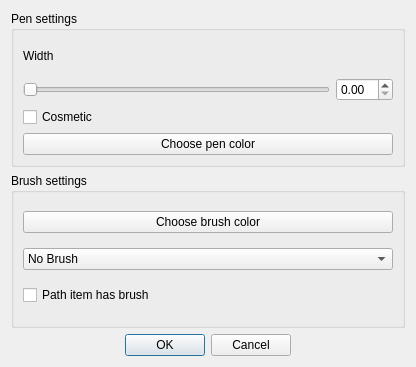
ArsenArsen/KShare, file cropeditor/settings/brushpenselection.ui: the form before one commit.
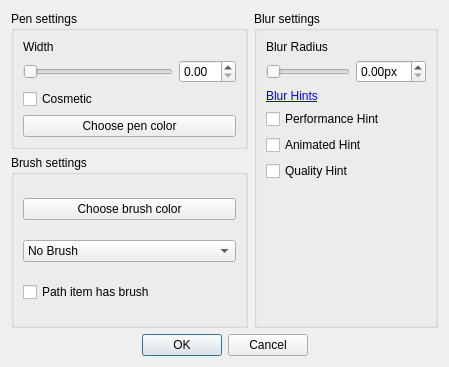
The form after the commit.

Commit message: Remove the blur dialog. Settings are in settings.

```diff
--- a/cropeditor/settings/brushpenselection.ui
+++ b/cropeditor/settings/brushpenselection.ui
@@ -6,7 +6,7 @@
    <rect>
     <x>0</x>
     <y>0</y>
-    <width>416</width>
+    <width>449</width>
     <height>367</height>
    </rect>
   </property>
@@ -16,7 +16,7 @@
   <property name="windowTitle">
    <string>Dialog</string>
   </property>
-  <layout class="QGridLayout" name="gridLayout_3">
+  <layout class="QGridLayout" name="gridLayout_4">
    <item row="0" column="0">
     <widget class="QGroupBox" name="groupBox">
      <property name="title">
@@ -60,7 +60,7 @@
      </layout>
     </widget>
    </item>
-   <item row="1" column="0">
+   <item row="1" column="0" rowspan="2">
     <widget class="QGroupBox" name="groupBox_2">
      <property name="title">
       <string>Brush settings</string>
@@ -162,7 +162,7 @@
      </layout>
     </widget>
    </item>
-   <item row="2" column="0">
+   <item row="3" column="0" colspan="2">
     <widget class="QDialogButtonBox" name="buttonBox">
      <property name="standardButtons">
       <set>QDialogButtonBox::Cancel|QDialogButtonBox::Ok</set>
@@ -172,6 +172,92 @@
      </property>
     </widget>
    </item>
+   <item row="0" column="1" rowspan="3">
+    <widget class="QGroupBox" name="groupBox_3">
+     <property name="title">
+      <string>Blur settings</string>
+     </property>
+     <layout class="QGridLayout" name="gridLayout_3">
+      <item row="2" column="0" colspan="2">
+       <widget class="QLabel" name="label_2">
+        <property name="whatsThis">
+         <string>http://doc.qt.io/qt-5/qgraphicsblureffect.html#BlurHint-enum</string>
+        </property>
+        <property name="text">
+         <string>&lt;a href=&quot;http://doc.qt.io/qt-5/qgraphicsblureffect.html#BlurHint-enum&quot;&gt;Blur Hints</string>
+        </property>
+        <property name="openExternalLinks">
+         <bool>true</bool>
+        </property>
+        <property name="textInteractionFlags">
+         <set>Qt::TextBrowserInteraction</set>
+        </property>
+       </widget>
+      </item>
+      <item row="1" column="0" colspan="2">
+       <widget class="QSlider" name="radSlider">
+        <property name="maximum">
+         <number>3000</number>
+        </property>
+        <property name="orientation">
+         <enum>Qt::Horizontal</enum>
+        </property>
+       </widget>
+      </item>
+      <item row="1" column="2">
+       <widget class="QDoubleSpinBox" name="radSpinner">
+        <property name="suffix">
+         <string>px</string>
+        </property>
+        <property name="maximum">
+         <double>30.000000000000000</double>
+        </property>
+       </widget>
+      </item>
+      <item row="3" column="0" colspan="3">
+       <widget class="QCheckBox" name="performance">
+        <property name="text">
+         <string>Performance Hint</string>
+        </property>
+       </widget>
+      </item>
+      <item row="4" column="0" colspan="3">
+       <widget class="QCheckBox" name="animated">
+        <property name="text">
+         <string>Animated Hint</string>
+        </property>
+       </widget>
+      </item>
+      <item row="5" column="0" rowspan="2" colspan="3">
+       <widget class="QCheckBox" name="quality">
+        <property name="text">
+         <string>Quality Hint</string>
+        </property>
+       </widget>
+      </item>
+      <item row="7" column="0" colspan="3">
+       <spacer name="verticalSpacer">
+        <property name="orientation">
+         <enum>Qt::Vertical</enum>
+        </property>
+        <property name="sizeHint" stdset="0">
+         <size>
+          <width>20</width>
+          <height>40</height>
+         </size>
+        </property>
+       </spacer>
+      </item>
+      <item row="0" column="0" colspan="3">
+       <widget class="QLabel" name="label">
+        <property name="text">
+         <string>Blur Radius</string>
+        </property>
+       </widget>
+      </item>
+     </layout>
+    </widget>
+   </item>
   </layout>
  </widget>
  <resources/>
```
Left out of the diff: 28 changed lines with no effect on the pictures. The commit also changes 7 other files.
